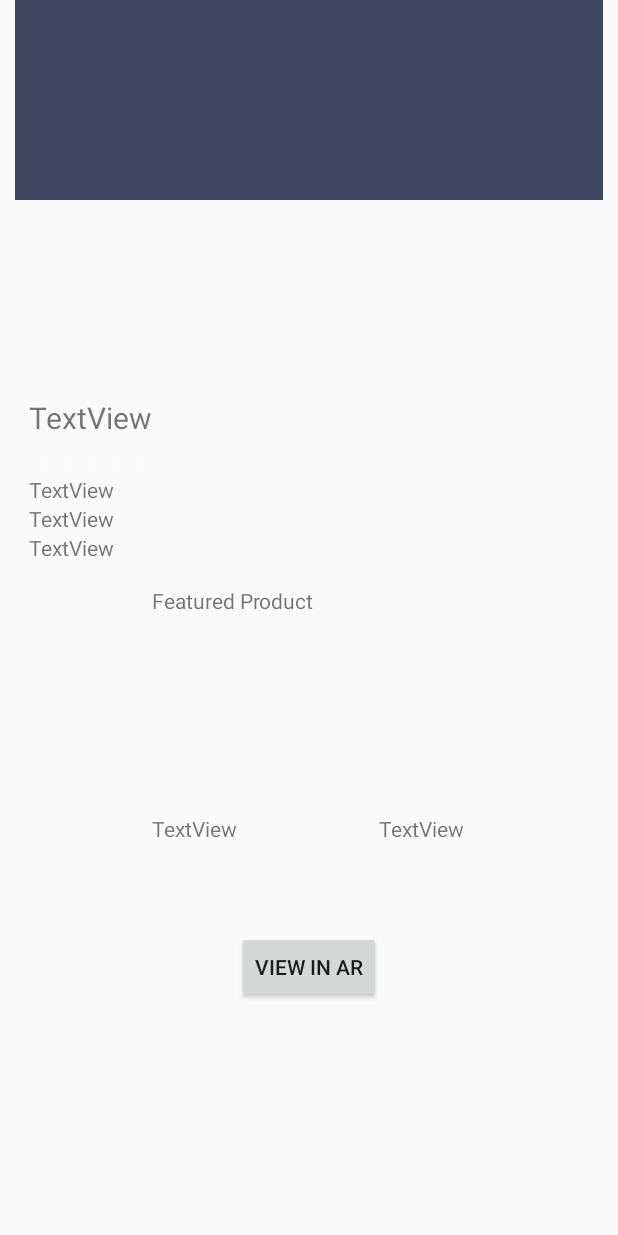
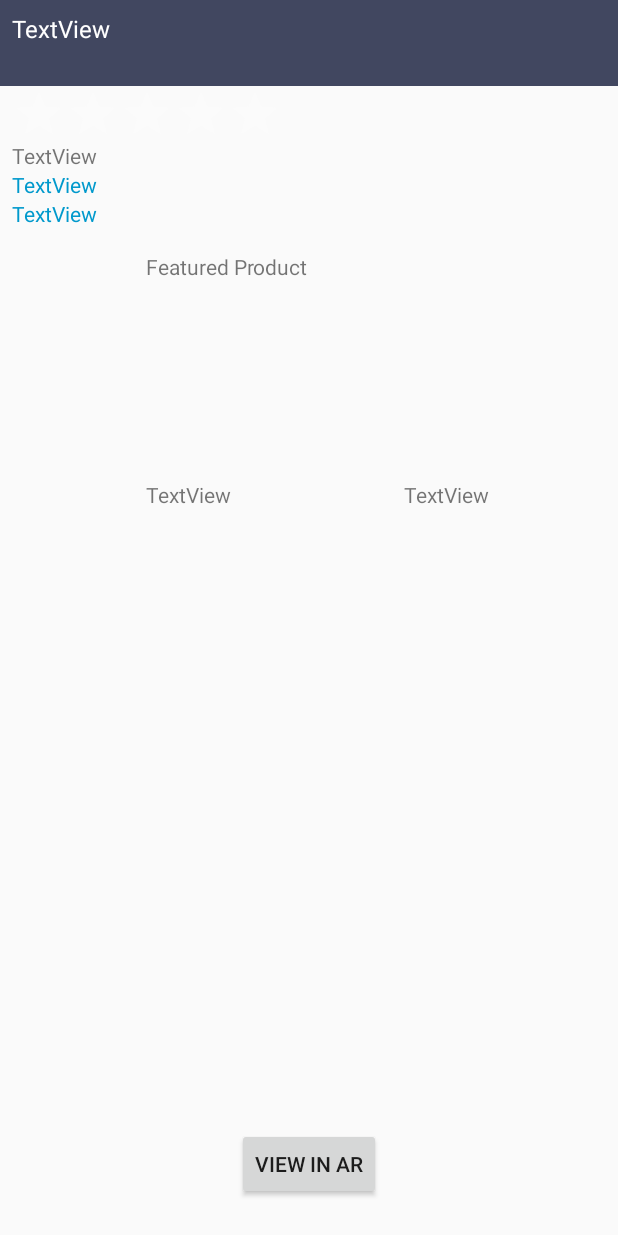
Before and after one commit to P-Henri/StoreFrontAR, an Android app: the StoreItemView screen opened directly, with no data from a screen before it, on a phone screen of 412 x 824 dp. Run offline under Robolectric (Android 15) with nearby library versions, the phone set to English and light mode, and no system bars; libraries missing offline, so code that uses them is left out: com.loopj.android, cz.msebera.android; 9 statements that could not run were skipped.

Commit message:
fixing layout, pushing latest for evan

```diff
--- a/app/src/main/java/com/storefront/huxley/henri/storefrontar/StoreItemView.java
+++ b/app/src/main/java/com/storefront/huxley/henri/storefrontar/StoreItemView.java
@@ -12,6 +12,7 @@ import android.net.Uri;
 import android.preference.PreferenceActivity;
 import android.support.v7.app.AppCompatActivity;
 import android.os.Bundle;
+import android.util.DisplayMetrics;
 import android.util.Log;
 import android.view.View;
 import android.widget.EditText;
@@ -31,7 +32,7 @@ import java.util.Random;
 import cz.msebera.android.httpclient.Header;
 
 public class StoreItemView extends AppCompatActivity {
-    private ImageView image;
+    private ImageView image, image2;
     private TextView name, address, website, phone, price, description;
     private RatingBar rating;
     private Random rnd = new Random();
@@ -52,18 +53,24 @@ public class StoreItemView extends AppCompatActivity {
         phone = findViewById(R.id.storeitem_phone);
         price = findViewById(R.id.storeitem_price);
         rating = findViewById(R.id.storeitem_rating);
+        image2 = findViewById(R.id.imageView2);
+
+        DisplayMetrics displayMetrics = this.getResources().getDisplayMetrics();
+        image2.setMinimumWidth(displayMetrics.widthPixels);
 
         name.setText(store.name);
         hideIfNull(address, store.address);
-        hideIfNull(website, store.websiteUrl);
+        if(store.websiteUrl != null) {
+            website.setText("click here to view website");
+        }
+        else {
+            hideIfNull(website, store.websiteUrl);
+        }
         hideIfNull(phone, store.phoneno);
 
-
-        rating.setMax(5);
+        rating.setNumStars(5);
         rating.setIsIndicator(true);
-
         rating.setRating(store.rating);
-
 
         ((TextView) findViewById(R.id.storeitem_description)).setText(store.selectedProduct.productDescription);
         ((TextView) findViewById(R.id.storeitem_price)).setText(store.selectedProduct.productCost);
@@ -76,7 +83,6 @@ public class StoreItemView extends AppCompatActivity {
         catch(Exception e){
             ((ImageView) findViewById(R.id.productImg)).setVisibility(View.INVISIBLE);
         }
-
     }
 
     public void hideIfNull(TextView txt, String value) {
--- a/app/src/main/res/layout/activity_store_item_view.xml
+++ b/app/src/main/res/layout/activity_store_item_view.xml
@@ -7,39 +7,55 @@
     tools:context=".StoreItemView">
 
     <ImageView
-        android:id="@+id/imageView"
-        android:layout_width="392dp"
-        android:layout_height="133dp"
-        android:layout_marginStart="8dp"
-        android:layout_marginEnd="8dp"
+        android:id="@+id/imageView2"
+        android:layout_width="0dp"
+        android:layout_height="57dp"
+        android:adjustViewBounds="true"
+        android:scaleType="fitStart"
         app:layout_constraintEnd_toEndOf="parent"
-        app:layout_constraintHorizontal_bias="0.51"
+        app:layout_constraintHorizontal_bias="0.214"
         app:layout_constraintStart_toStartOf="parent"
         app:layout_constraintTop_toTopOf="parent"
         app:srcCompat="@color/colorPrimary" />
 
+    <TextView
+        android:id="@+id/storeitem_name"
+        android:layout_width="match_parent"
+        android:layout_height="42dp"
+        android:layout_marginEnd="8dp"
+        android:layout_marginStart="8dp"
+        android:layout_marginTop="8dp"
+        android:text="TextView"
+        android:textColor="@android:color/background_light"
+        android:textSize="16sp"
+        app:layout_constraintEnd_toEndOf="parent"
+        app:layout_constraintStart_toStartOf="parent"
+        app:layout_constraintTop_toTopOf="parent" />
+
     <LinearLayout
-        android:layout_width="373dp"
-        android:layout_height="420dp"
+        android:layout_width="0dp"
+        android:layout_height="0dp"
+        android:layout_marginBottom="8dp"
+        android:layout_marginEnd="8dp"
         android:layout_marginStart="8dp"
-        android:layout_marginEnd="8dp"
-        android:layout_marginBottom="8dp"
+        android:layout_marginTop="8dp"
         android:orientation="vertical"
         app:layout_constraintBottom_toBottomOf="parent"
         app:layout_constraintEnd_toEndOf="parent"
         app:layout_constraintStart_toStartOf="parent"
-        app:layout_constraintTop_toBottomOf="@+id/imageView">
+        app:layout_constraintTop_toTopOf="parent">
 
         <TextView
-            android:id="@+id/storeitem_name"
+            android:id="@+id/filler"
             android:layout_width="match_parent"
-            android:layout_height="36dp"
-            android:text="TextView"
-            android:textSize="20sp" />
+            android:layout_height="50dp"
+            android:text=""
+            android:textSize="16sp"
+            android:textStyle="bold" />
 
         <RatingBar
             android:id="@+id/storeitem_rating"
-            style="@android:style/Widget.Material.Light.RatingBar.Small"
+            style="@android:style/Widget.Material.RatingBar.Indicator"
             android:layout_width="wrap_content"
             android:layout_height="wrap_content"
             android:numStars="5"
@@ -59,14 +75,16 @@
             android:layout_width="match_parent"
             android:layout_height="wrap_content"
             android:onClick="openWebsite"
-            android:text="TextView" />
+            android:text="TextView"
+            android:textColor="@android:color/holo_blue_dark" />
 
         <TextView
             android:id="@+id/storeitem_phone"
             android:layout_width="match_parent"
             android:layout_height="wrap_content"
             android:onClick="openPhone"
-            android:text="TextView" />
+            android:text="TextView"
+            android:textColor="@android:color/holo_blue_dark" />
 
         <android.support.constraint.ConstraintLayout
             android:layout_width="match_parent"
@@ -76,9 +94,9 @@
                 android:id="@+id/button3"
                 android:layout_width="wrap_content"
                 android:layout_height="wrap_content"
+                android:layout_marginBottom="16dp"
+                android:layout_marginEnd="8dp"
                 android:layout_marginStart="8dp"
-                android:layout_marginEnd="8dp"
-                android:layout_marginBottom="16dp"
                 android:onClick="viewInAR"
                 android:text="@string/button_ar"
                 app:layout_constraintBottom_toBottomOf="parent"
@@ -89,9 +107,9 @@
                 android:id="@+id/productImg"
                 android:layout_width="208dp"
                 android:layout_height="112dp"
+                android:layout_marginEnd="8dp"
                 android:layout_marginStart="8dp"
                 android:layout_marginTop="8dp"
-                android:layout_marginEnd="8dp"
                 app:layout_constraintEnd_toEndOf="parent"
                 app:layout_constraintHorizontal_bias="0.496"
                 app:layout_constraintStart_toStartOf="parent"
@@ -102,9 +120,9 @@
                 android:id="@+id/textView7"
                 android:layout_width="wrap_content"
                 android:layout_height="16dp"
+                android:layout_marginEnd="8dp"
                 android:layout_marginStart="8dp"
                 android:layout_marginTop="16dp"
-                android:layout_marginEnd="8dp"
                 android:text="@string/featured_product"
                 app:layout_constraintEnd_toEndOf="parent"
                 app:layout_constraintHorizontal_bias="0.298"
@@ -115,22 +133,22 @@
                 android:id="@+id/storeitem_price"
                 android:layout_width="wrap_content"
                 android:layout_height="16dp"
+                android:layout_marginEnd="8dp"
                 android:layout_marginStart="8dp"
                 android:layout_marginTop="16dp"
-                android:layout_marginEnd="8dp"
                 android:text="TextView"
                 app:layout_constraintEnd_toEndOf="parent"
-                app:layout_constraintHorizontal_bias="0.749"
+                app:layout_constraintHorizontal_bias="0.784"
                 app:layout_constraintStart_toStartOf="parent"
                 app:layout_constraintTop_toBottomOf="@+id/productImg" />
 
             <TextView
                 android:id="@+id/storeitem_description"
                 android:layout_width="130dp"
-                android:layout_height="62dp"
+                android:layout_height="195dp"
+                android:layout_marginEnd="8dp"
                 android:layout_marginStart="8dp"
                 android:layout_marginTop="16dp"
-                android:layout_marginEnd="8dp"
                 android:text="TextView"
                 app:layout_constraintEnd_toEndOf="parent"
                 app:layout_constraintHorizontal_bias="0.325"
@@ -139,4 +157,5 @@
         </android.support.constraint.ConstraintLayout>
 
     </LinearLayout>
+
 </android.support.constraint.ConstraintLayout>
```
Also changed, not shown: app/src/main/java/com/storefront/huxley/henri/storefrontar/MainActivity.java (+15 -10 lines), app/src/main/java/com/storefront/huxley/henri/storefrontar/RecyclerAdapter.java (+2 -10 lines), app/src/main/res/layout/activity_main.xml (+9 -10 lines), 2 other files.
